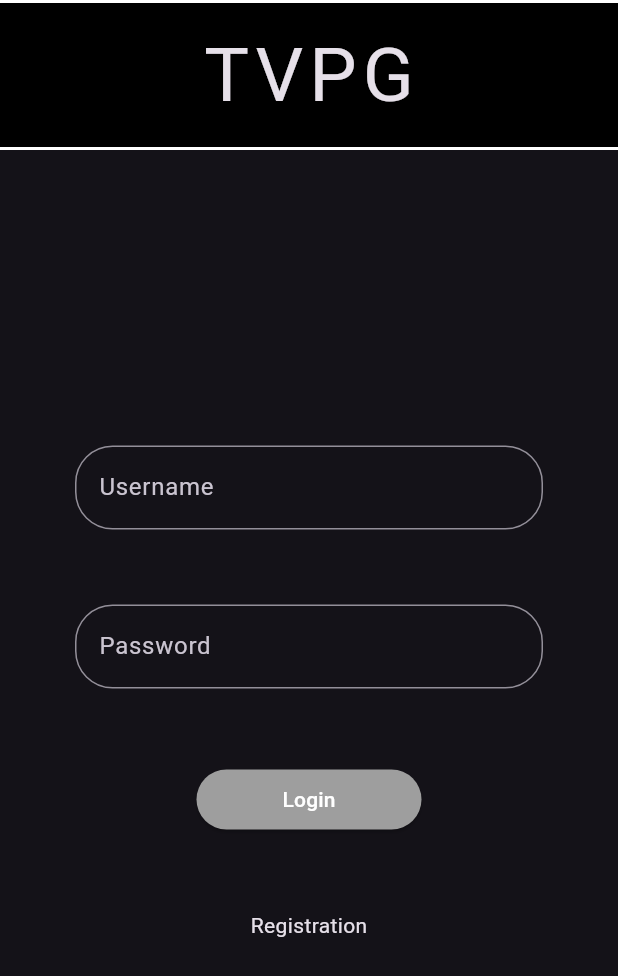
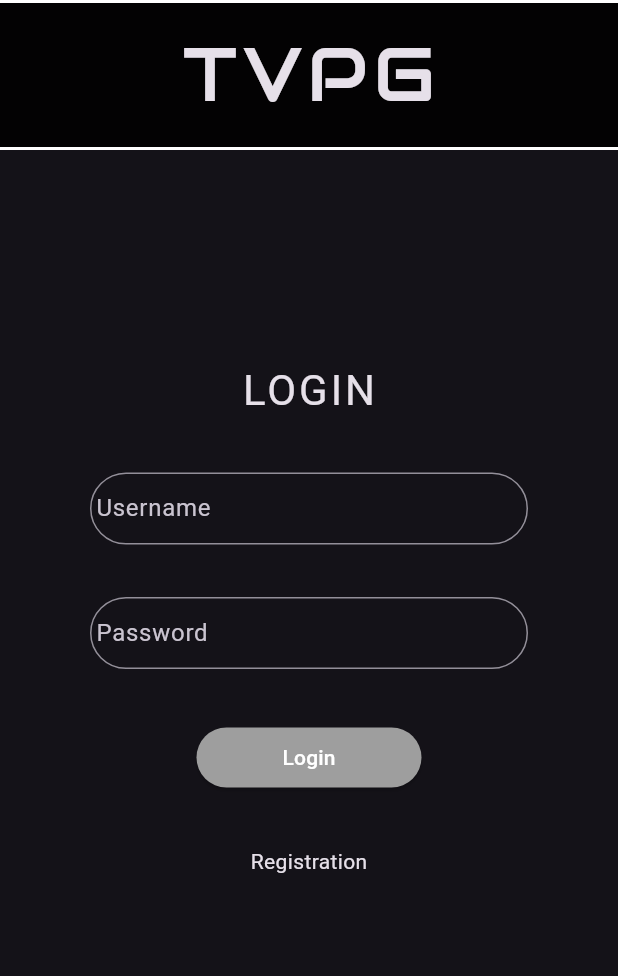
Before and after one commit to fabianStro/Project_ATVPG, a Flutter app: the screen it shows after launch, on a phone screen of 412 x 824 dp. Shown: the top 976 px of the screen. Run offline on Flutter 3.47's test engine with Material 3 defaults, Android fonts, the phone set to English and light mode, and no system bars.

Commit message:
Final Daily Push

```diff
--- a/lib/main.dart
+++ b/lib/main.dart
@@ -11,41 +11,45 @@ class MyApp extends StatelessWidget {
   final TextStyle _titleTextStyle = TextStyle(fontSize: 50.0, letterSpacing: 4.0, fontFamily: 'Audiowide');
   final TextStyle _buttonTextStyle = TextStyle(color: Colors.white);
   final Color _whiteColor = Colors.white;
+  final Color _blackColor = Colors.black87;
+  final String _title = 'TVPG';
   final String _username = 'Username';
   final String _password = 'Password';
   final String _login = 'Login';
   final double _sendBoxWidth = 150.0;
   final double _borderRadius = 25.0;
   final double _toolbarHeight = 100.0;
+  final bool _isTrue = true;
 
   // fontFamily: Audiowide; !!!!!!!!! Package im Dowmnöoad Ordner
   @override
   Widget build(BuildContext context) {
     return MaterialApp(
       theme: ThemeData.dark(),
-      home: Scaffold(
-        extendBodyBehindAppBar: true,
+      home: SafeArea(
+        child: Scaffold(
+          extendBodyBehindAppBar: _isTrue,
           appBar: AppBar(
             toolbarHeight: _toolbarHeight,
             shape: Border(
               bottom: BorderSide(color: _whiteColor, width: 2.0),
               top: BorderSide(color: _whiteColor, width: 2.0),
             ), // Border
-          backgroundColor: Colors.black,
-          centerTitle: true,
-          title: Text('TVPG', style: _titleTextStyle),
+            backgroundColor: _blackColor,
+            centerTitle: _isTrue,
+            title: Text(_title, style: _titleTextStyle),
           ), // AppBar
-        body: SafeArea(
-          child: Padding(
-            padding: const EdgeInsets.only(left: 50.0, right: 50.0),
+          body: Padding(
+            padding: const EdgeInsets.only(left: 60.0, right: 60.0),
             child: Column(
-              spacing: 50.0,
+              spacing: 35.0,
               mainAxisAlignment: MainAxisAlignment.center,
               crossAxisAlignment: CrossAxisAlignment.center,
               children: [
-                //  Text(_username),
+                Text('LOGIN', style: TextStyle(fontSize: 28.0, letterSpacing: 2.0)),
                 TextField(
                   decoration: InputDecoration(
+                    contentPadding: EdgeInsets.only(top: 16.0),
                     border: OutlineInputBorder(borderRadius: BorderRadius.circular(_borderRadius)),
                     labelText: _username,
                   ), // InputDecoration
@@ -53,6 +57,7 @@ class MyApp extends StatelessWidget {
                 //  Text(_password),
                 TextField(
                   decoration: InputDecoration(
+                    contentPadding: EdgeInsets.only(top: 16.0),
                     border: OutlineInputBorder(borderRadius: BorderRadius.circular(_borderRadius)),
                     labelText: _password,
                   ), // InputDeecoration
--- a/pubspec.yaml
+++ b/pubspec.yaml
@@ -17,8 +17,9 @@ dev_dependencies:
 
 flutter:
   uses-material-design: true
+  assets:
 
-fonts:
+  fonts:
   - family: Audiowide
     fonts:
       - asset: lib/project_fonts/Audiowide-Regular.ttf
```
Lines whose indentation alone changed are shown as unchanged.
